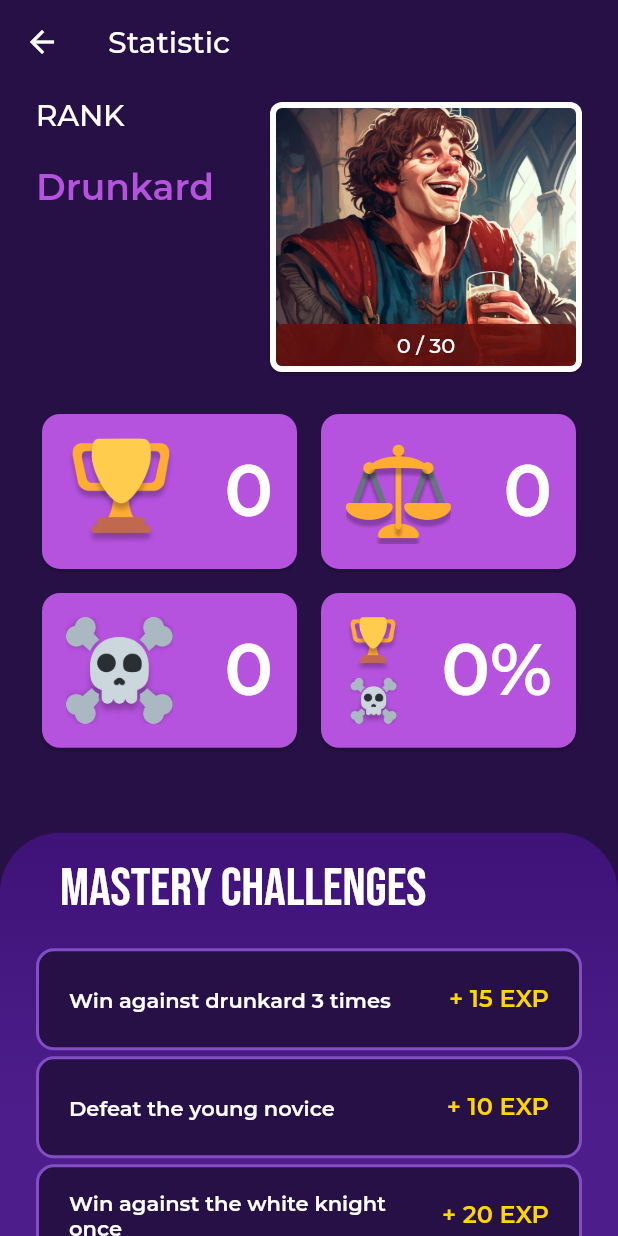
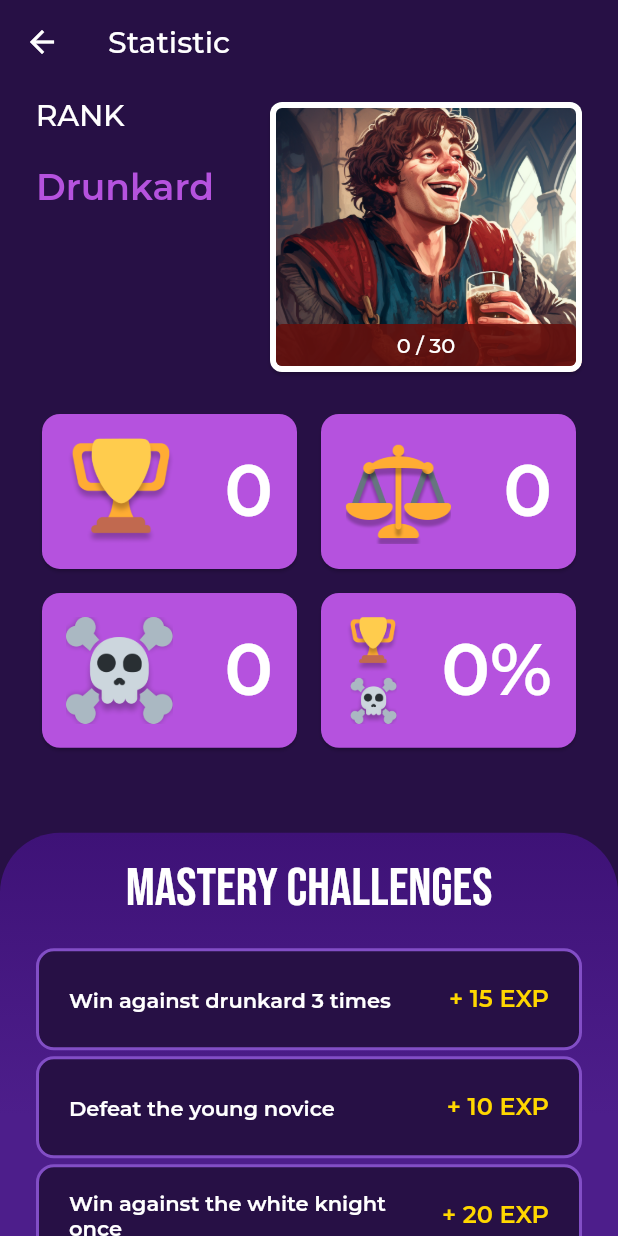
Before and after one commit to danielmrrk/CS-50-Final-Project-Tick-Tack, a Flutter app: the StatisticScreen screen opened directly, on a phone screen of 412 x 824 dp. Run offline on Flutter 3.47's test engine with Material 2 defaults, Android fonts, the phone set to English and light mode, and no system bars; our stand-ins replace flutter_riverpod, flutter_svg, get, google_fonts, sqflite; accounts and stored records are empty.

Commit message:
minor statistic screen changes, dialog limit...

```diff
--- a/lib/statistic/statistic_screen.dart
+++ b/lib/statistic/statistic_screen.dart
@@ -80,6 +80,7 @@ class StatisticScreenState extends State<StatisticScreen> {
           DraggableScrollableSheet(
             initialChildSize: 0.35,
             minChildSize: 0.35,
+            maxChildSize: 0.7,
             snap: true,
             builder: (context, controller) => Container(
               decoration: const BoxDecoration(
@@ -99,7 +100,11 @@ class StatisticScreenState extends State<StatisticScreen> {
                   return index == 0
                       ? Padding(
                           padding: const EdgeInsets.all(16),
-                          child: Text("Mastery Challenges", style: TTTextTheme.strikingTitle),
+                          child: Text(
+                            "Mastery Challenges",
+                            style: TTTextTheme.strikingTitle,
+                            textAlign: TextAlign.center,
+                          ),
                         )
                       : ChallengeItem(challengeData: _challenges[index - 1]);
                 }),
```
